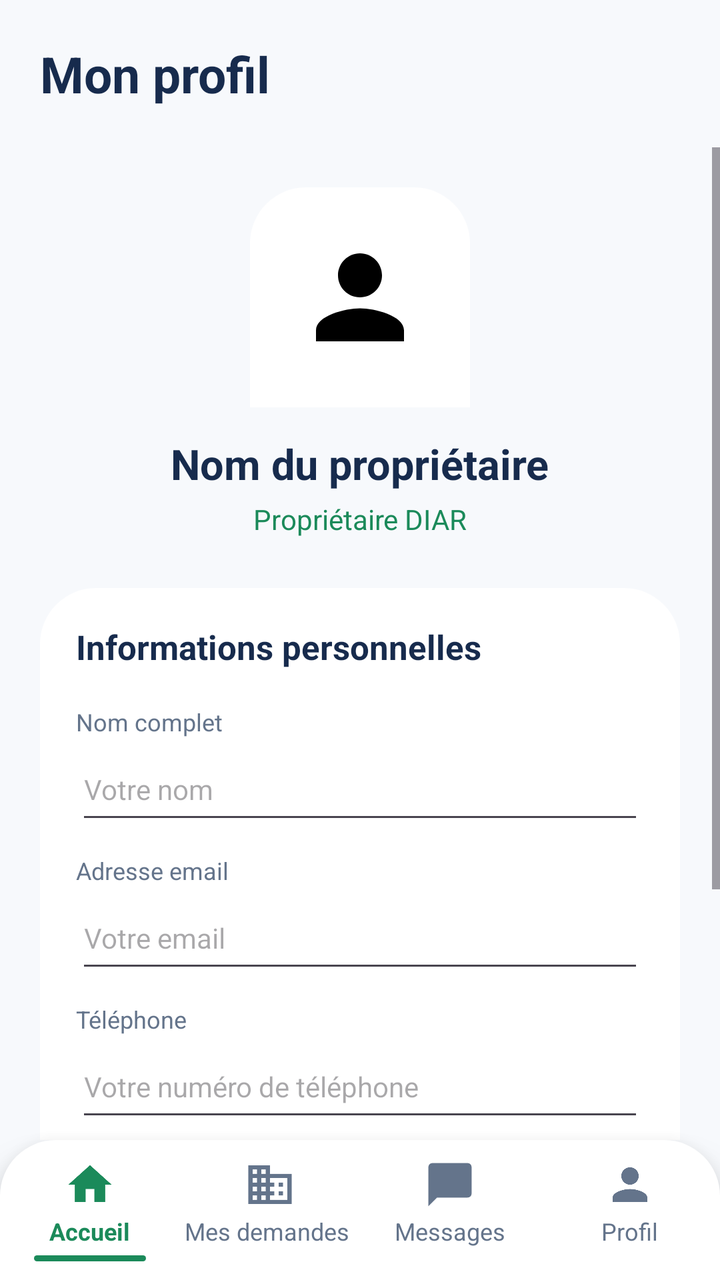
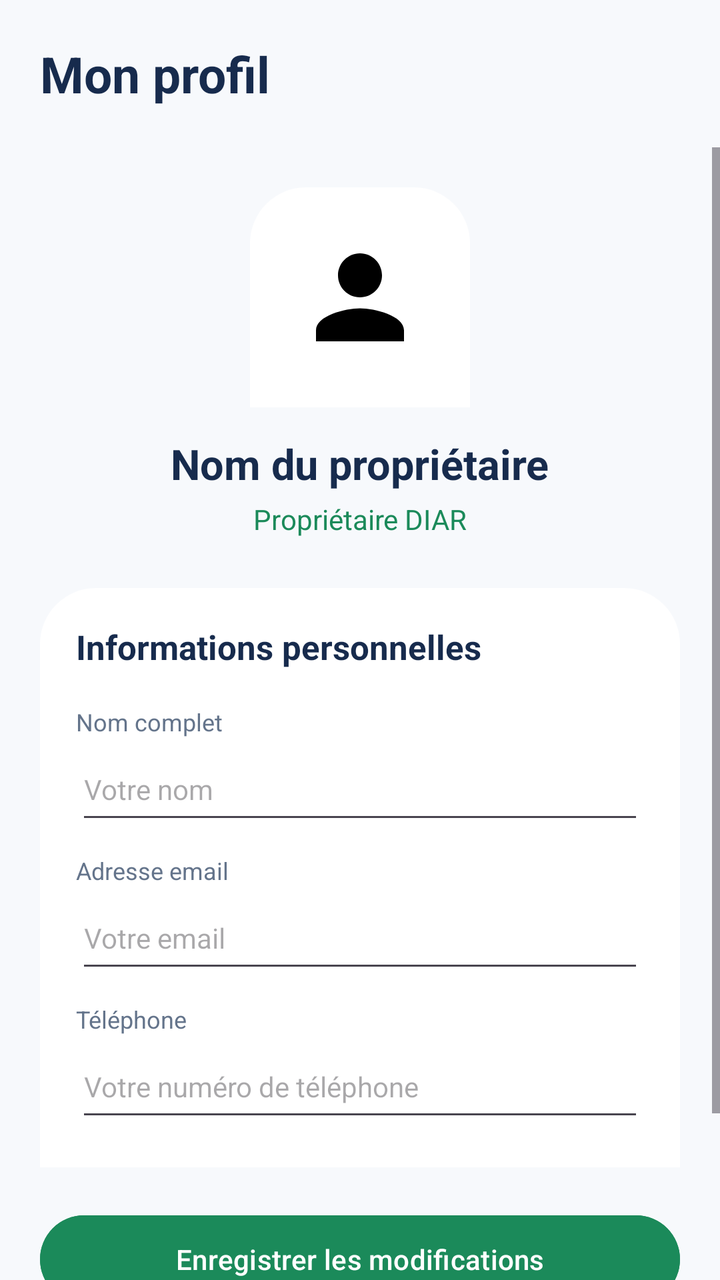

The first picture is an Android layout as it rendered before a commit; the second is the same layout after the commit. The layout source and the unified diff follow.
<!-- AndroidManifest.xml: application theme Theme.DIAR -->
<!-- res/layout/interface22.xml -->
<?xml version="1.0" encoding="utf-8"?>
<LinearLayout xmlns:android="http://schemas.android.com/apk/res/android"
    android:layout_width="match_parent"
    android:layout_height="match_parent"
    android:orientation="vertical"
    android:background="#F7F9FC">

    <TextView
        android:layout_width="match_parent"
        android:layout_height="wrap_content"
        android:padding="20dp"
        android:text="Mon profil"
        android:textColor="#172B4D"
        android:textSize="25sp"
        android:textStyle="bold" />

    <ScrollView
        android:layout_width="match_parent"
        android:layout_height="0dp"
        android:layout_weight="1">

        <LinearLayout
            android:layout_width="match_parent"
            android:layout_height="wrap_content"
            android:gravity="center_horizontal"
            android:orientation="vertical"
            android:padding="20dp">

            <ImageView
                android:id="@+id/imgProfilProprietaire"
                android:layout_width="110dp"
                android:layout_height="110dp"
                android:src="@drawable/ic_person"
                android:scaleType="centerCrop"
                android:padding="22dp"
                android:background="@drawable/bg_bottom_nav"
                android:contentDescription="Photo de profil" />

            <TextView
                android:id="@+id/tvNomProfil"
                android:layout_width="wrap_content"
                android:layout_height="wrap_content"
                android:layout_marginTop="14dp"
                android:text="Nom du propriétaire"
                android:textColor="#172B4D"
                android:textSize="21sp"
                android:textStyle="bold" />

            <TextView
                android:layout_width="wrap_content"
                android:layout_height="wrap_content"
                android:layout_marginTop="4dp"
                android:text="Propriétaire DIAR"
                android:textColor="#1B8A5A"
                android:textSize="14sp" />

            <LinearLayout
                android:layout_width="match_parent"
                android:layout_height="wrap_content"
                android:orientation="vertical"
                android:padding="18dp"
                android:layout_marginTop="25dp"
                android:background="@drawable/bg_bottom_nav">

                <TextView
                    android:layout_width="wrap_content"
                    android:layout_height="wrap_content"
                    android:text="Informations personnelles"
                    android:textColor="#172B4D"
                    android:textStyle="bold"
                    android:textSize="17sp" />

                <TextView
                    android:layout_width="wrap_content"
                    android:layout_height="wrap_content"
                    android:layout_marginTop="18dp"
                    android:text="Nom complet"
                    android:textColor="#64748B"
                    android:textSize="12sp" />

                <EditText
                    android:id="@+id/edtNomProfil"
                    android:layout_width="match_parent"
                    android:layout_height="48dp"
                    android:hint="Votre nom"
                    android:singleLine="true"
                    android:textColor="#172B4D"
                    android:textSize="14sp" />

                <TextView
                    android:layout_width="wrap_content"
                    android:layout_height="wrap_content"
                    android:layout_marginTop="10dp"
                    android:text="Adresse email"
                    android:textColor="#64748B"
                    android:textSize="12sp" />

                <EditText
                    android:id="@+id/edtEmailProfil"
                    android:layout_width="match_parent"
                    android:layout_height="48dp"
                    android:hint="Votre email"
                    android:inputType="textEmailAddress"
                    android:singleLine="true"
                    android:textColor="#172B4D"
                    android:textSize="14sp" />

                <TextView
                    android:layout_width="wrap_content"
                    android:layout_height="wrap_content"
                    android:layout_marginTop="10dp"
                    android:text="Téléphone"
                    android:textColor="#64748B"
                    android:textSize="12sp" />

                <EditText
                    android:id="@+id/edtTelephoneProfil"
                    android:layout_width="match_parent"
                    android:layout_height="48dp"
                    android:hint="Votre numéro de téléphone"
                    android:inputType="phone"
                    android:singleLine="true"
                    android:textColor="#172B4D"
                    android:textSize="14sp" />

            </LinearLayout>

            <Button
                android:id="@+id/btnModifierProfil"
                android:layout_width="match_parent"
                android:layout_height="52dp"
                android:layout_marginTop="20dp"
                android:backgroundTint="#1B8A5A"
                android:text="Enregistrer les modifications"
                android:textColor="#FFFFFF" />

            <Button
                android:id="@+id/btnDeconnexionProfil"
                android:layout_width="match_parent"
                android:layout_height="52dp"
                android:layout_marginTop="10dp"
                android:backgroundTint="#FEE2E2"
                android:text="Déconnexion"
                android:textColor="#DC2626" />

        </LinearLayout>
    </ScrollView>

    <include
        android:id="@+id/bottomNavigationProprietaire"
        layout="@layout/interface_barre_proprietaire"
        android:layout_width="match_parent"
        android:layout_height="70dp" />

</LinearLayout>
<!-- res/layout/interface_barre_proprietaire.xml (included above) -->
<?xml version="1.0" encoding="utf-8"?>
<LinearLayout
    xmlns:android="http://schemas.android.com/apk/res/android"
    xmlns:app="http://schemas.android.com/apk/res-auto"
    android:id="@+id/bottomNavigationProprietaire"
    android:layout_width="match_parent"
    android:layout_height="70dp"
    android:background="@drawable/bg_bottom_nav"
    android:elevation="12dp"
    android:gravity="center"
    android:orientation="horizontal"
    android:paddingTop="6dp"
    android:paddingBottom="6dp">

    
    <LinearLayout
        android:id="@+id/nav_prop_accueil"
        android:layout_width="0dp"
        android:layout_height="match_parent"
        android:layout_weight="1"
        android:clickable="true"
        android:focusable="true"
        android:foreground="?attr/selectableItemBackgroundBorderless"
        android:gravity="center"
        android:orientation="vertical">

        <ImageView
            android:id="@+id/ic_nav_prop_accueil"
            android:layout_width="26dp"
            android:layout_height="26dp"
            android:importantForAccessibility="no"
            android:src="@drawable/ic_home"
            app:tint="#1B8A5A" />

        <TextView
            android:id="@+id/tv_nav_prop_accueil"
            android:layout_width="wrap_content"
            android:layout_height="wrap_content"
            android:layout_marginTop="2dp"
            android:text="Accueil"
            android:textColor="#1B8A5A"
            android:textSize="12sp"
            android:textStyle="bold" />

        <View
            android:id="@+id/indicator_nav_prop_accueil"
            android:layout_width="56dp"
            android:layout_height="3dp"
            android:layout_marginTop="4dp"
            android:background="@drawable/bg_nav_indicator" />
    </LinearLayout>

    
    <LinearLayout
        android:id="@+id/nav_prop_annonces"
        android:layout_width="0dp"
        android:layout_height="match_parent"
        android:layout_weight="1"
        android:clickable="true"
        android:focusable="true"
        android:foreground="?attr/selectableItemBackgroundBorderless"
        android:gravity="center"
        android:orientation="vertical">

        <ImageView
            android:id="@+id/ic_nav_prop_annonces"
            android:layout_width="26dp"
            android:layout_height="26dp"
            android:importantForAccessibility="no"
            android:src="@drawable/ic_building"
            app:tint="#64748B" />

        <TextView
            android:id="@+id/tv_nav_prop_annonces"
            android:layout_width="wrap_content"
            android:layout_height="wrap_content"
            android:layout_marginTop="2dp"
            android:text="Mes demandes "
            android:textColor="#64748B"
            android:textSize="12sp" />

        <View
            android:id="@+id/indicator_nav_prop_annonces"
            android:layout_width="56dp"
            android:layout_height="3dp"
            android:layout_marginTop="4dp"
            android:background="@drawable/bg_nav_indicator"
            android:visibility="invisible" />
    </LinearLayout>

    
    <LinearLayout
        android:id="@+id/nav_prop_messages"
        android:layout_width="0dp"
        android:layout_height="match_parent"
        android:layout_weight="1"
        android:clickable="true"
        android:focusable="true"
        android:foreground="?attr/selectableItemBackgroundBorderless"
        android:gravity="center"
        android:orientation="vertical">

        <ImageView
            android:id="@+id/ic_nav_prop_messages"
            android:layout_width="26dp"
            android:layout_height="26dp"
            android:importantForAccessibility="no"
            android:src="@drawable/ic_chat"
            app:tint="#64748B" />

        <TextView
            android:id="@+id/tv_nav_prop_messages"
            android:layout_width="wrap_content"
            android:layout_height="wrap_content"
            android:layout_marginTop="2dp"
            android:text="Messages"
            android:textColor="#64748B"
            android:textSize="12sp" />

        <View
            android:id="@+id/indicator_nav_prop_messages"
            android:layout_width="56dp"
            android:layout_height="3dp"
            android:layout_marginTop="4dp"
            android:background="@drawable/bg_nav_indicator"
            android:visibility="invisible" />
    </LinearLayout>

    
    <LinearLayout
        android:id="@+id/nav_prop_profil"
        android:layout_width="0dp"
        android:layout_height="match_parent"
        android:layout_weight="1"
        android:clickable="true"
        android:focusable="true"
        android:foreground="?attr/selectableItemBackgroundBorderless"
        android:gravity="center"
        android:orientation="vertical">

        <ImageView
            android:id="@+id/ic_nav_prop_profil"
            android:layout_width="26dp"
            android:layout_height="26dp"
            android:importantForAccessibility="no"
            android:src="@drawable/ic_person"
            app:tint="#64748B" />

        <TextView
            android:id="@+id/tv_nav_prop_profil"
            android:layout_width="wrap_content"
            android:layout_height="wrap_content"
            android:layout_marginTop="2dp"
            android:text="Profil"
            android:textColor="#64748B"
            android:textSize="12sp" />

        <View
            android:id="@+id/indicator_nav_prop_profil"
            android:layout_width="56dp"
            android:layout_height="3dp"
            android:layout_marginTop="4dp"
            android:background="@drawable/bg_nav_indicator"
            android:visibility="invisible" />
    </LinearLayout>

</LinearLayout>
<!-- resources referenced by this layout -->
<resources>
  <!-- drawable bg_nav_indicator (drawable) -->
  <shape xmlns:android="http://schemas.android.com/apk/res/android" android:shape="rectangle">
      <solid android:color="#1B8A5A" />
      <corners android:radius="2dp" />
  </shape>
  <style name="Theme.DIAR" parent="Base.Theme.DIAR" />
  <style name="Base.Theme.DIAR" parent="Theme.Material3.DayNight.NoActionBar">
          
          
      </style>
  <!-- unchanged entries left out for length: 5 -->
</resources>

<!-- the commit's change to res/layout/interface22.xml (unified diff, before → after) -->
@@ -146,11 +146,164 @@
         </LinearLayout>
     </ScrollView>
 
+
+    
     <include
-        android:id="@+id/bottomNavigationProprietaire"
+        android:id="@+id/barre_navigation_etudiant"
+        layout="@layout/interface_barre_navigation"
+        android:layout_width="match_parent"
+        android:layout_height="64dp"
+        android:visibility="gone"/>
+
+    
+    <include
+        android:id="@+id/barre_navigation_proprietaire"
         layout="@layout/interface_barre_proprietaire"
         android:layout_width="match_parent"
-        android:layout_height="70dp" />
+        android:layout_height="70dp"
+        android:visibility="gone"/>
+
+
+</LinearLayout>
+<!-- res/layout/interface_barre_navigation.xml (included above) -->
+<?xml version="1.0" encoding="utf-8"?>
+<LinearLayout
+    xmlns:android="http://schemas.android.com/apk/res/android"
+    xmlns:app="http://schemas.android.com/apk/res-auto"
+    android:id="@+id/bottom_nav"
+    android:layout_width="match_parent"
+    android:layout_height="64dp"
+    android:background="#FFFFFF"
+    android:elevation="8dp"
+    android:gravity="center"
+    android:orientation="horizontal"
+    android:weightSum="5">
+
+    <LinearLayout
+        android:id="@+id/nav_accueil"
+        android:layout_width="0dp"
+        android:layout_height="match_parent"
+        android:layout_weight="1"
+        android:gravity="center"
+        android:orientation="vertical"
+        android:background="?attr/selectableItemBackgroundBorderless">
+
+        <ImageView
+            android:id="@+id/icon_accueil"
+            android:layout_width="24dp"
+            android:layout_height="24dp"
+            android:src="@drawable/ic_homee"
+            app:tint="#2E9E5B"/>
+
+        <TextView
+            android:id="@+id/text_accueil"
+            android:layout_width="wrap_content"
+            android:layout_height="wrap_content"
+            android:text="Accueil"
+            android:textColor="#2E9E5B"
+            android:textSize="11sp"
+            android:textStyle="bold"/>
+    </LinearLayout>
+
+    <LinearLayout
+        android:id="@+id/nav_carte"
+        android:layout_width="0dp"
+        android:layout_height="match_parent"
+        android:layout_weight="1"
+        android:gravity="center"
+        android:orientation="vertical"
+        android:background="?attr/selectableItemBackgroundBorderless">
+
+        <ImageView
+            android:id="@+id/icon_carte"
+            android:layout_width="24dp"
+            android:layout_height="24dp"
+            android:src="@drawable/ic_map"
+            app:tint="#5F6B7A"/>
+
+        <TextView
+            android:id="@+id/text_carte"
+            android:layout_width="wrap_content"
+            android:layout_height="wrap_content"
+            android:text="Carte"
+            android:textColor="#5F6B7A"
+            android:textSize="11sp"/>
+    </LinearLayout>
+
+    <LinearLayout
+        android:id="@+id/nav_favoris"
+        android:layout_width="0dp"
+        android:layout_height="match_parent"
+        android:layout_weight="1"
+        android:gravity="center"
+        android:orientation="vertical"
+        android:background="?attr/selectableItemBackgroundBorderless">
+
+        <ImageView
+            android:id="@+id/icon_favoris"
+            android:layout_width="24dp"
+            android:layout_height="24dp"
+            android:src="@drawable/ic_heart"
+            app:tint="#5F6B7A"/>
+
+        <TextView
+            android:id="@+id/text_favoris"
+            android:layout_width="wrap_content"
+            android:layout_height="wrap_content"
+            android:text="Favoris"
+            android:textColor="#5F6B7A"
+            android:textSize="11sp"/>
+    </LinearLayout>
+
+    <LinearLayout
+        android:id="@+id/nav_chat"
+        android:layout_width="0dp"
+        android:layout_height="match_parent"
+        android:layout_weight="1"
+        android:gravity="center"
+        android:orientation="vertical"
+        android:background="?attr/selectableItemBackgroundBorderless">
+
+        <ImageView
+            android:id="@+id/icon_chat"
+            android:layout_width="24dp"
+            android:layout_height="24dp"
+            android:src="@drawable/ic_chatt"
+            app:tint="#5F6B7A"/>
+
+        <TextView
+            android:id="@+id/text_chat"
+            android:layout_width="wrap_content"
+            android:layout_height="wrap_content"
+            android:text="Chat"
+            android:textColor="#5F6B7A"
+            android:textSize="11sp"/>
+    </LinearLayout>
+
+    <LinearLayout
+        android:id="@+id/nav_profil"
+        android:layout_width="0dp"
+        android:layout_height="match_parent"
+        android:layout_weight="1"
+        android:gravity="center"
+        android:orientation="vertical"
+        android:background="?attr/selectableItemBackgroundBorderless">
+
+        <ImageView
+            android:id="@+id/icon_profil"
+            android:layout_width="24dp"
+            android:layout_height="24dp"
+            android:src="@drawable/ic_user"
+            app:tint="#5F6B7A"/>
+
+        <TextView
+            android:id="@+id/text_profil"
+            android:layout_width="wrap_content"
+            android:layout_height="wrap_content"
+            android:text="Profil"
+            android:textColor="#5F6B7A"
+            android:textSize="11sp"/>
+    </LinearLayout>
 
 </LinearLayout>
 <!-- res/layout/interface_barre_proprietaire.xml (included above) -->
@@ -158,7 +311,6 @@
 <LinearLayout
     xmlns:android="http://schemas.android.com/apk/res/android"
     xmlns:app="http://schemas.android.com/apk/res-auto"
-    android:id="@+id/bottomNavigationProprietaire"
     android:layout_width="match_parent"
     android:layout_height="70dp"
     android:background="@drawable/bg_bottom_nav"
@@ -184,26 +336,24 @@
             android:id="@+id/ic_nav_prop_accueil"
             android:layout_width="26dp"
             android:layout_height="26dp"
-            android:importantForAccessibility="no"
             android:src="@drawable/ic_home"
-            app:tint="#1B8A5A" />
+            app:tint="#1B8A5A"/>
 
         <TextView
             android:id="@+id/tv_nav_prop_accueil"
             android:layout_width="wrap_content"
             android:layout_height="wrap_content"
-            android:layout_marginTop="2dp"
             android:text="Accueil"
             android:textColor="#1B8A5A"
             android:textSize="12sp"
-            android:textStyle="bold" />
+            android:textStyle="bold"/>
 
         <View
             android:id="@+id/indicator_nav_prop_accueil"
             android:layout_width="56dp"
             android:layout_height="3dp"
             android:layout_marginTop="4dp"
-            android:background="@drawable/bg_nav_indicator" />
+            android:background="@drawable/bg_nav_indicator"/>
     </LinearLayout>
 
     
@@ -222,18 +372,16 @@
             android:id="@+id/ic_nav_prop_annonces"
             android:layout_width="26dp"
             android:layout_height="26dp"
-            android:importantForAccessibility="no"
             android:src="@drawable/ic_building"
-            app:tint="#64748B" />
+            app:tint="#64748B"/>
 
         <TextView
             android:id="@+id/tv_nav_prop_annonces"
             android:layout_width="wrap_content"
             android:layout_height="wrap_content"
-            android:layout_marginTop="2dp"
-            android:text="Mes demandes "
+            android:text="Mes demandes"
             android:textColor="#64748B"
-            android:textSize="12sp" />
+            android:textSize="12sp"/>
 
         <View
             android:id="@+id/indicator_nav_prop_annonces"
@@ -241,7 +389,7 @@
             android:layout_height="3dp"
             android:layout_marginTop="4dp"
             android:background="@drawable/bg_nav_indicator"
-            android:visibility="invisible" />
+            android:visibility="invisible"/>
     </LinearLayout>
 
     
@@ -260,18 +408,16 @@
             android:id="@+id/ic_nav_prop_messages"
             android:layout_width="26dp"
             android:layout_height="26dp"
-            android:importantForAccessibility="no"
             android:src="@drawable/ic_chat"
-            app:tint="#64748B" />
+            app:tint="#64748B"/>
 
         <TextView
             android:id="@+id/tv_nav_prop_messages"
             android:layout_width="wrap_content"
             android:layout_height="wrap_content"
-            android:layout_marginTop="2dp"
             android:text="Messages"
             android:textColor="#64748B"
-            android:textSize="12sp" />
+            android:textSize="12sp"/>
 
         <View
             android:id="@+id/indicator_nav_prop_messages"
@@ -279,7 +425,7 @@
             android:layout_height="3dp"
             android:layout_marginTop="4dp"
             android:background="@drawable/bg_nav_indicator"
-            android:visibility="invisible" />
+            android:visibility="invisible"/>
     </LinearLayout>
 
     
@@ -298,18 +444,16 @@
             android:id="@+id/ic_nav_prop_profil"
             android:layout_width="26dp"
             android:layout_height="26dp"
-            android:importantForAccessibility="no"
             android:src="@drawable/ic_person"
-            app:tint="#64748B" />
+            app:tint="#64748B"/>
 
         <TextView
             android:id="@+id/tv_nav_prop_profil"
             android:layout_width="wrap_content"
             android:layout_height="wrap_content"
-            android:layout_marginTop="2dp"
             android:text="Profil"
             android:textColor="#64748B"
-            android:textSize="12sp" />
+            android:textSize="12sp"/>
 
         <View
             android:id="@+id/indicator_nav_prop_profil"
@@ -317,7 +461,7 @@
             android:layout_height="3dp"
             android:layout_marginTop="4dp"
             android:background="@drawable/bg_nav_indicator"
-            android:visibility="invisible" />
+            android:visibility="invisible"/>
     </LinearLayout>
 
 </LinearLayout>
<!-- resource entries referenced after the edit -->
@@ -5,6 +5,93 @@
       <solid android:color="#1B8A5A" />
       <corners android:radius="2dp" />
   </shape>
+  <!-- drawable ic_chatt (drawable) -->
+  <vector xmlns:android="http://schemas.android.com/apk/res/android"
+      android:width="24dp"
+      android:height="24dp"
+      android:viewportWidth="24"
+      android:viewportHeight="24">
+      <path
+          android:pathData="M7.9,20A9,9 0,1 0,4 16.1L2,22Z"
+          android:strokeColor="#FFFFFF"
+          android:strokeWidth="2"
+          android:strokeLineCap="round"
+          android:strokeLineJoin="round" />
+  </vector>
+  <!-- drawable ic_heart (drawable) -->
+  <vector xmlns:android="http://schemas.android.com/apk/res/android"
+      android:width="24dp"
+      android:height="24dp"
+      android:viewportWidth="24"
+      android:viewportHeight="24">
+      <path
+          android:pathData="M19,14c1.49,-1.46 3,-3.21 3,-5.5A5.5,5.5 0,0 0,16.5 3c-1.76,0 -3,0.5 -4.5,2 -1.5,-1.5 -2.74,-2 -4.5,-2A5.5,5.5 0,0 0,2 8.5c0,2.3 1.5,4.05 3,5.5l7,7Z"
+          android:strokeColor="#FFFFFF"
+          android:strokeWidth="2"
+          android:strokeLineCap="round"
+          android:strokeLineJoin="round" />
+  </vector>
+  <!-- drawable ic_homee (drawable) -->
+  <vector xmlns:android="http://schemas.android.com/apk/res/android"
+      android:width="24dp"
+      android:height="24dp"
+      android:viewportWidth="24"
+      android:viewportHeight="24">
+      <path
+          android:pathData="M15,21v-8a1,1 0,0 0,-1 -1h-4a1,1 0,0 0,-1 1v8"
+          android:strokeColor="#FFFFFF"
+          android:strokeWidth="2"
+          android:strokeLineCap="round"
+          android:strokeLineJoin="round" />
+      <path
+          android:pathData="M3,10a2,2 0,0 1,0.709 -1.528l7,-5.999a2,2 0,0 1,2.582 0l7,5.999A2,2 0,0 1,21 10v9a2,2 0,0 1,-2 2H5a2,2 0,0 1,-2 -2z"
+          android:strokeColor="#FFFFFF"
+          android:strokeWidth="2"
+          android:strokeLineCap="round"
+          android:strokeLineJoin="round" />
+  </vector>
+  <!-- drawable ic_map (drawable) -->
+  <vector xmlns:android="http://schemas.android.com/apk/res/android"
+      android:width="24dp"
+      android:height="24dp"
+      android:viewportWidth="24"
+      android:viewportHeight="24">
+      <path
+          android:pathData="M14.106,5.553a2,2 0,0 0,1.788 0l3.659,-1.83A1,1 0,0 1,21 4.619v12.764a1,1 0,0 1,-0.553 0.894l-4.553,2.277a2,2 0,0 1,-1.788 0l-4.212,-2.106a2,2 0,0 0,-1.788 0l-3.659,1.83A1,1 0,0 1,3 19.381V6.618a1,1 0,0 1,0.553 -0.894l4.553,-2.277a2,2 0,0 1,1.788 0z"
+          android:strokeColor="#FFFFFF"
+          android:strokeWidth="2"
+          android:strokeLineCap="round"
+          android:strokeLineJoin="round" />
+      <path
+          android:pathData="M15,5.764v15"
+          android:strokeColor="#FFFFFF"
+          android:strokeWidth="2"
+          android:strokeLineCap="round" />
+      <path
+          android:pathData="M9,3.236v15"
+          android:strokeColor="#FFFFFF"
+          android:strokeWidth="2"
+          android:strokeLineCap="round" />
+  </vector>
+  <!-- drawable ic_user (drawable) -->
+  <vector xmlns:android="http://schemas.android.com/apk/res/android"
+      android:width="24dp"
+      android:height="24dp"
+      android:viewportWidth="24"
+      android:viewportHeight="24">
+      <path
+          android:pathData="M19,21v-2a4,4 0,0 0,-4 -4H9a4,4 0,0 0,-4 4v2"
+          android:strokeColor="#FFFFFF"
+          android:strokeWidth="2"
+          android:strokeLineCap="round"
+          android:strokeLineJoin="round" />
+      <path
+          android:pathData="M12,3a4,4 0,1 0,0 8a4,4 0,1 0,0 -8"
+          android:strokeColor="#FFFFFF"
+          android:strokeWidth="2"
+          android:strokeLineCap="round"
+          android:strokeLineJoin="round" />
+  </vector>
   <style name="Theme.DIAR" parent="Base.Theme.DIAR" />
   <style name="Base.Theme.DIAR" parent="Theme.Material3.DayNight.NoActionBar">
           
